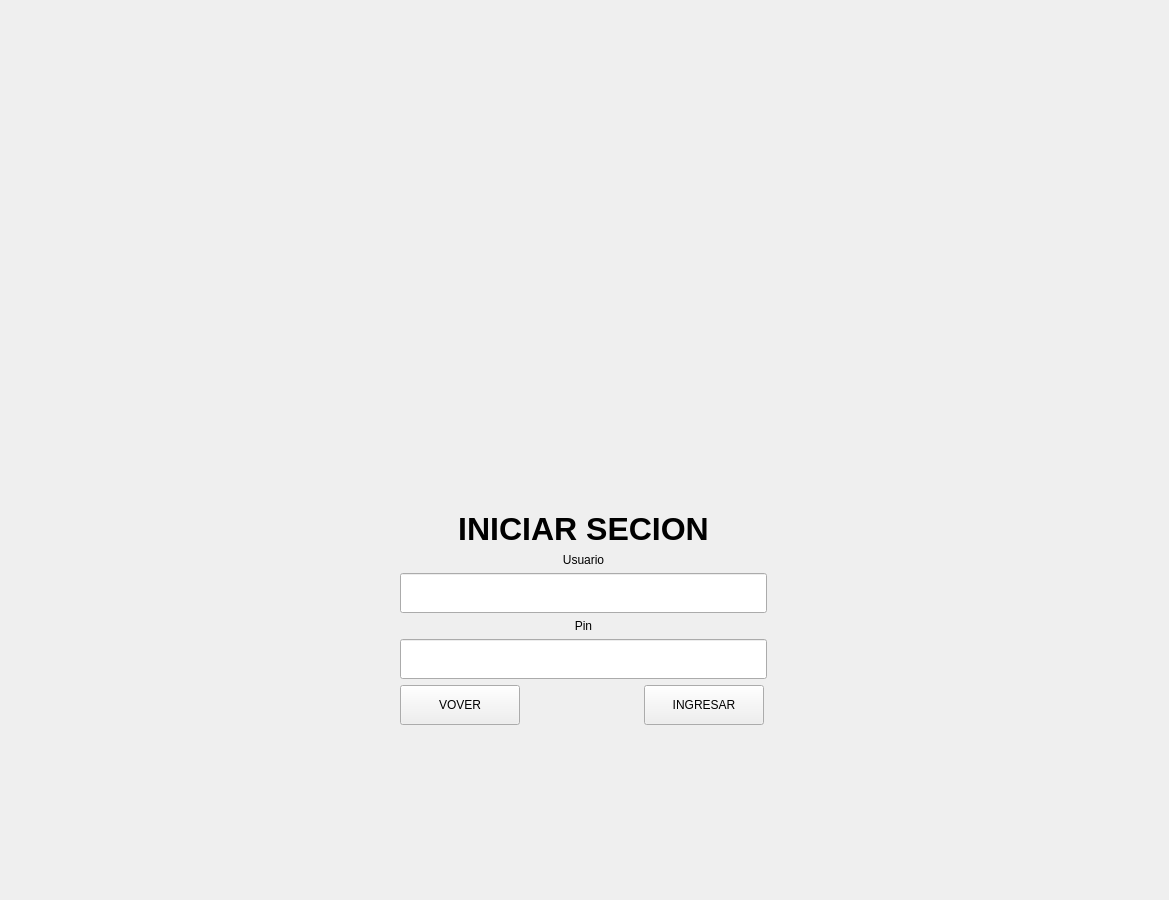
Elmer-Mosquera-UdeA/proyecto-final-2026-1, file src/escenario/widgets/loginwidget.ui: the form before one commit.
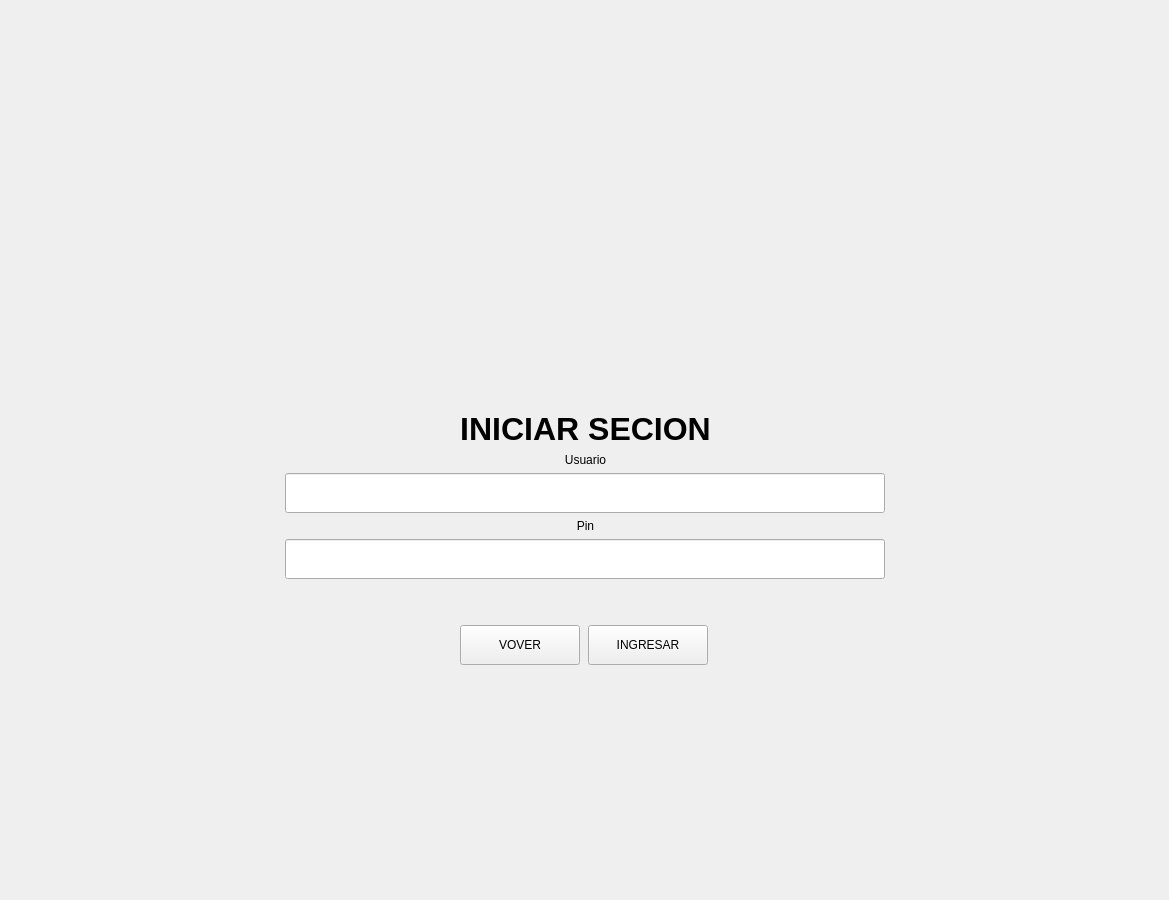
The form after the commit. Icons and pictures are not drawn.

Diff of the .ui file:
```diff
--- a/src/escenario/widgets/loginwidget.ui
+++ b/src/escenario/widgets/loginwidget.ui
@@ -19,7 +19,29 @@
   <property name="windowTitle">
    <string>Form</string>
   </property>
+  <property name="styleSheet">
+   <string notr="true"/>
+  </property>
   <layout class="QGridLayout" name="gridLayout_3">
+   <item row="0" column="0">
+    <widget class="QFrame" name="frame">
+     <property name="styleSheet">
+      <string notr="true">#frame {
+    /* Carga la imagen de fondo estirándola a toda la pantalla */
+    border-image: url(:/resources/imgs/fondo_oscuro.png) 0 0 0 0 stretch stretch;
+    
+    /* Evita que colores raros del sistema operativo tapen tu fondo */
+    background-color: transparent; 
+}
+</string>
+     </property>
+     <property name="frameShape">
+      <enum>QFrame::Shape::StyledPanel</enum>
+     </property>
+     <property name="frameShadow">
+      <enum>QFrame::Shadow::Raised</enum>
+     </property>
+     <layout class="QGridLayout" name="gridLayout_4">
    <item row="0" column="1">
     <spacer name="verticalSpacer_2">
      <property name="orientation">
@@ -28,103 +50,27 @@
      <property name="sizeHint" stdset="0">
       <size>
        <width>20</width>
-       <height>164</height>
+          <height>132</height>
       </size>
      </property>
     </spacer>
    </item>
-   <item row="2" column="2">
-    <spacer name="horizontalSpacer_4">
-     <property name="orientation">
-      <enum>Qt::Orientation::Horizontal</enum>
-     </property>
-     <property name="sizeHint" stdset="0">
-      <size>
-       <width>40</width>
-       <height>20</height>
-      </size>
-     </property>
-    </spacer>
-   </item>
-   <item row="4" column="0">
+      <item row="1" column="0">
     <spacer name="horizontalSpacer">
      <property name="orientation">
       <enum>Qt::Orientation::Horizontal</enum>
      </property>
      <property name="sizeHint" stdset="0">
       <size>
-       <width>466</width>
+          <width>257</width>
        <height>20</height>
       </size>
      </property>
     </spacer>
    </item>
    <item row="1" column="1">
-    <spacer name="verticalSpacer_4">
-     <property name="orientation">
-      <enum>Qt::Orientation::Vertical</enum>
-     </property>
-     <property name="sizeHint" stdset="0">
-      <size>
-       <width>20</width>
-       <height>40</height>
-      </size>
-     </property>
-    </spacer>
-   </item>
-   <item row="2" column="0">
-    <spacer name="horizontalSpacer_3">
-     <property name="orientation">
-      <enum>Qt::Orientation::Horizontal</enum>
-     </property>
-     <property name="sizeHint" stdset="0">
-      <size>
-       <width>40</width>
-       <height>20</height>
-      </size>
-     </property>
-    </spacer>
-   </item>
-   <item row="3" column="1">
-    <spacer name="verticalSpacer_3">
-     <property name="orientation">
-      <enum>Qt::Orientation::Vertical</enum>
-     </property>
-     <property name="sizeHint" stdset="0">
-      <size>
-       <width>20</width>
-       <height>40</height>
-      </size>
-     </property>
-    </spacer>
-   </item>
-   <item row="4" column="2">
-    <spacer name="horizontalSpacer_2">
-     <property name="orientation">
-      <enum>Qt::Orientation::Horizontal</enum>
-     </property>
-     <property name="sizeHint" stdset="0">
-      <size>
-       <width>466</width>
-       <height>20</height>
-      </size>
-     </property>
-    </spacer>
-   </item>
-   <item row="5" column="1">
-    <spacer name="verticalSpacer">
-     <property name="orientation">
-      <enum>Qt::Orientation::Vertical</enum>
-     </property>
-     <property name="sizeHint" stdset="0">
-      <size>
-       <width>20</width>
-       <height>164</height>
-      </size>
-     </property>
-    </spacer>
-   </item>
-   <item row="2" column="1">
+       <layout class="QGridLayout" name="gridLayout">
+        <item row="1" column="0">
     <widget class="QLabel" name="logo">
      <property name="minimumSize">
       <size>
@@ -152,29 +98,22 @@
      </property>
     </widget>
    </item>
-   <item row="4" column="1">
+        <item row="2" column="0">
     <layout class="QGridLayout" name="gridLayout_2">
-     <item row="1" column="0" colspan="2">
-      <widget class="QLabel" name="label_usuario">
+          <item row="3" column="1" colspan="2">
+           <widget class="QLabel" name="label_pin">
        <property name="text">
-        <string>Usuario</string>
+             <string>Pin</string>
+            </property>
+            <property name="scaledContents">
+             <bool>true</bool>
        </property>
        <property name="alignment">
         <set>Qt::AlignmentFlag::AlignCenter</set>
        </property>
       </widget>
      </item>
-     <item row="4" column="0" colspan="2">
-      <widget class="QLineEdit" name="txtPin">
-       <property name="minimumSize">
-        <size>
-         <width>250</width>
-         <height>40</height>
-        </size>
-       </property>
-      </widget>
-     </item>
-     <item row="0" column="0" colspan="2">
+          <item row="0" column="1" colspan="2">
       <widget class="QLabel" name="label">
        <property name="font">
         <font>
@@ -190,36 +129,33 @@
        </property>
       </widget>
      </item>
-     <item row="5" column="0">
-      <widget class="QPushButton" name="regresarButton">
-       <property name="minimumSize">
-        <size>
-         <width>70</width>
-         <height>40</height>
-        </size>
-       </property>
-       <property name="maximumSize">
+          <item row="8" column="1">
+           <spacer name="verticalSpacer_4">
+            <property name="orientation">
+             <enum>Qt::Orientation::Vertical</enum>
+            </property>
+            <property name="sizeHint" stdset="0">
         <size>
-         <width>120</width>
+              <width>20</width>
          <height>40</height>
         </size>
        </property>
-       <property name="text">
-        <string>VOVER</string>
-       </property>
-      </widget>
-     </item>
-     <item row="2" column="0" colspan="2">
-      <widget class="QLineEdit" name="txtUsuario">
-       <property name="minimumSize">
+           </spacer>
+          </item>
+          <item row="7" column="1">
+           <spacer name="verticalSpacer_5">
+            <property name="orientation">
+             <enum>Qt::Orientation::Vertical</enum>
+            </property>
+            <property name="sizeHint" stdset="0">
         <size>
-         <width>250</width>
+              <width>20</width>
          <height>40</height>
         </size>
        </property>
-      </widget>
-     </item>
-     <item row="5" column="1">
+           </spacer>
+          </item>
+          <item row="6" column="2">
       <widget class="QPushButton" name="btnIngresar">
        <property name="minimumSize">
         <size>
@@ -241,20 +177,126 @@
        </property>
       </widget>
      </item>
-     <item row="3" column="0" colspan="2">
-      <widget class="QLabel" name="label_pin">
+          <item row="6" column="1">
+           <widget class="QPushButton" name="btnVolver">
+            <property name="minimumSize">
+             <size>
+              <width>70</width>
+              <height>40</height>
+             </size>
+            </property>
+            <property name="maximumSize">
+             <size>
+              <width>120</width>
+              <height>40</height>
+             </size>
+            </property>
        <property name="text">
-        <string>Pin</string>
-       </property>
-       <property name="scaledContents">
-        <bool>true</bool>
+             <string>VOVER</string>
+            </property>
+           </widget>
+          </item>
+          <item row="6" column="0">
+           <spacer name="horizontalSpacer_3">
+            <property name="orientation">
+             <enum>Qt::Orientation::Horizontal</enum>
+            </property>
+            <property name="sizeHint" stdset="0">
+             <size>
+              <width>40</width>
+              <height>20</height>
+             </size>
+            </property>
+           </spacer>
+          </item>
+          <item row="5" column="1">
+           <spacer name="verticalSpacer_3">
+            <property name="orientation">
+             <enum>Qt::Orientation::Vertical</enum>
+            </property>
+            <property name="sizeHint" stdset="0">
+             <size>
+              <width>20</width>
+              <height>40</height>
+             </size>
+            </property>
+           </spacer>
+          </item>
+          <item row="1" column="1" colspan="2">
+           <widget class="QLabel" name="label_usuario">
+            <property name="text">
+             <string>Usuario</string>
        </property>
        <property name="alignment">
         <set>Qt::AlignmentFlag::AlignCenter</set>
        </property>
       </widget>
      </item>
-    </layout>
+          <item row="6" column="3">
+           <spacer name="horizontalSpacer_4">
+            <property name="orientation">
+             <enum>Qt::Orientation::Horizontal</enum>
+            </property>
+            <property name="sizeHint" stdset="0">
+             <size>
+              <width>40</width>
+              <height>20</height>
+             </size>
+            </property>
+           </spacer>
+          </item>
+          <item row="2" column="0" colspan="4">
+           <widget class="QLineEdit" name="txtUsuario">
+            <property name="minimumSize">
+             <size>
+              <width>250</width>
+              <height>40</height>
+             </size>
+            </property>
+           </widget>
+          </item>
+          <item row="4" column="0" colspan="4">
+           <widget class="QLineEdit" name="txtPin">
+            <property name="minimumSize">
+             <size>
+              <width>250</width>
+              <height>40</height>
+             </size>
+            </property>
+           </widget>
+          </item>
+         </layout>
+        </item>
+       </layout>
+      </item>
+      <item row="1" column="2">
+       <spacer name="horizontalSpacer_2">
+        <property name="orientation">
+         <enum>Qt::Orientation::Horizontal</enum>
+        </property>
+        <property name="sizeHint" stdset="0">
+         <size>
+          <width>256</width>
+          <height>20</height>
+         </size>
+        </property>
+       </spacer>
+      </item>
+      <item row="2" column="1">
+       <spacer name="verticalSpacer">
+        <property name="orientation">
+         <enum>Qt::Orientation::Vertical</enum>
+        </property>
+        <property name="sizeHint" stdset="0">
+         <size>
+          <width>20</width>
+          <height>132</height>
+         </size>
+        </property>
+       </spacer>
+      </item>
+     </layout>
+    </widget>
    </item>
   </layout>
  </widget>
```
Left out of the diff: 2 changed lines with no effect on the pictures. Lines whose indentation alone changed are shown as unchanged.
